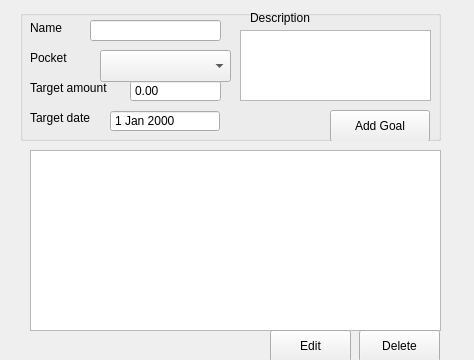
Old version of the form ui/goals_widget.ui in the repository fishija/fcontrol-personal-finance.
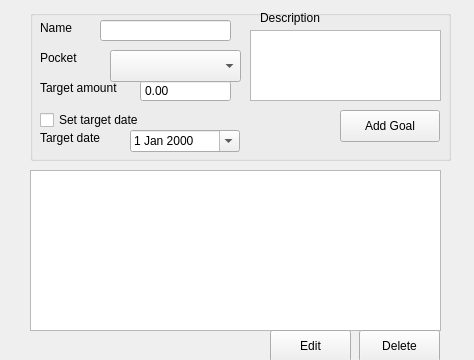
New version of the form.

Commit message: Add "Set target date" checkbox to goals widget to meet target_date NULL allowed in db

Patch:
```diff
--- a/ui/goals_widget.ui
+++ b/ui/goals_widget.ui
@@ -16,10 +16,10 @@
   <widget class="QGroupBox" name="groupBox">
    <property name="geometry">
     <rect>
-     <x>20</x>
+     <x>30</x>
      <y>10</y>
      <width>421</width>
-     <height>131</height>
+     <height>151</height>
     </rect>
    </property>
    <property name="title">
@@ -91,7 +91,7 @@
     <property name="geometry">
      <rect>
       <x>10</x>
-      <y>100</y>
+      <y>120</y>
       <width>81</width>
       <height>16</height>
      </rect>
@@ -126,8 +126,8 @@
    <widget class="QDateEdit" name="targetDateInput">
     <property name="geometry">
      <rect>
-      <x>90</x>
-      <y>100</y>
+      <x>100</x>
+      <y>120</y>
       <width>110</width>
       <height>22</height>
      </rect>
@@ -135,6 +135,9 @@
     <property name="buttonSymbols">
      <enum>QAbstractSpinBox::ButtonSymbols::NoButtons</enum>
     </property>
+    <property name="calendarPopup">
+     <bool>true</bool>
+    </property>
    </widget>
    <widget class="QDoubleSpinBox" name="targetAmountInput">
     <property name="geometry">
@@ -159,14 +162,27 @@
      </rect>
     </property>
    </widget>
+   <widget class="QCheckBox" name="setTargetDateInput">
+    <property name="geometry">
+     <rect>
+      <x>10</x>
+      <y>100</y>
+      <width>121</width>
+      <height>20</height>
+     </rect>
+    </property>
+    <property name="text">
+     <string>Set target date</string>
+    </property>
+   </widget>
   </widget>
   <widget class="QListWidget" name="listWidget">
    <property name="geometry">
     <rect>
      <x>30</x>
-     <y>150</y>
+     <y>170</y>
      <width>411</width>
-     <height>181</height>
+     <height>161</height>
     </rect>
    </property>
   </widget>
```
Left out of the diff: 2 changed lines with no effect on the pictures. The commit also changes 2 other files.
